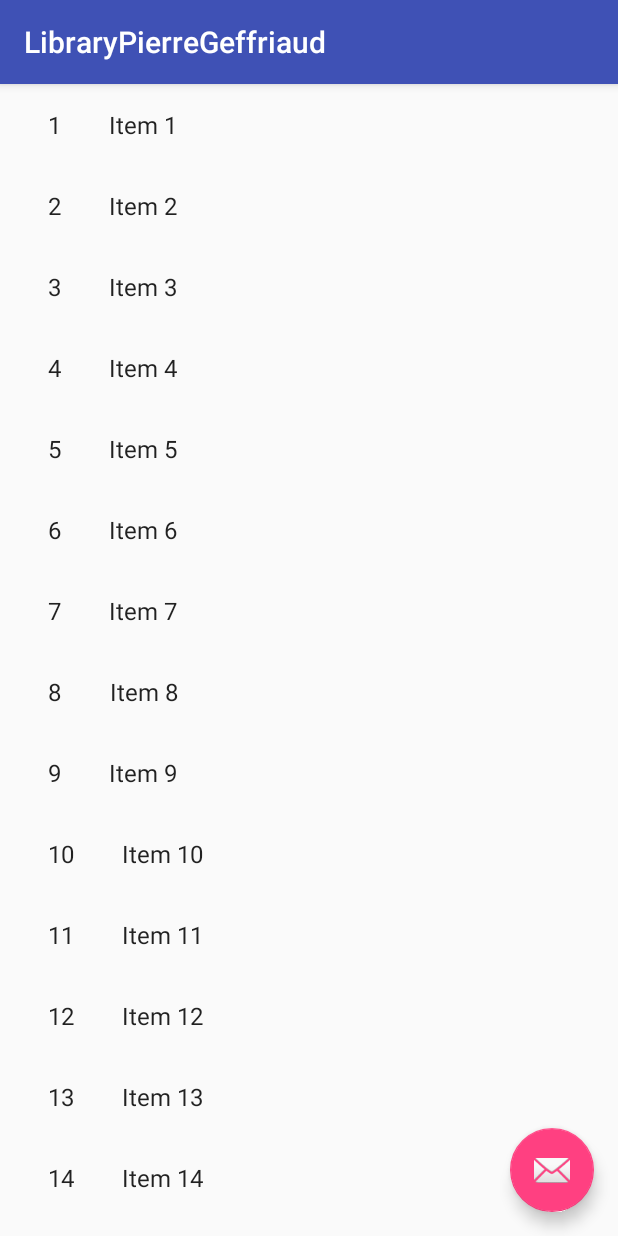
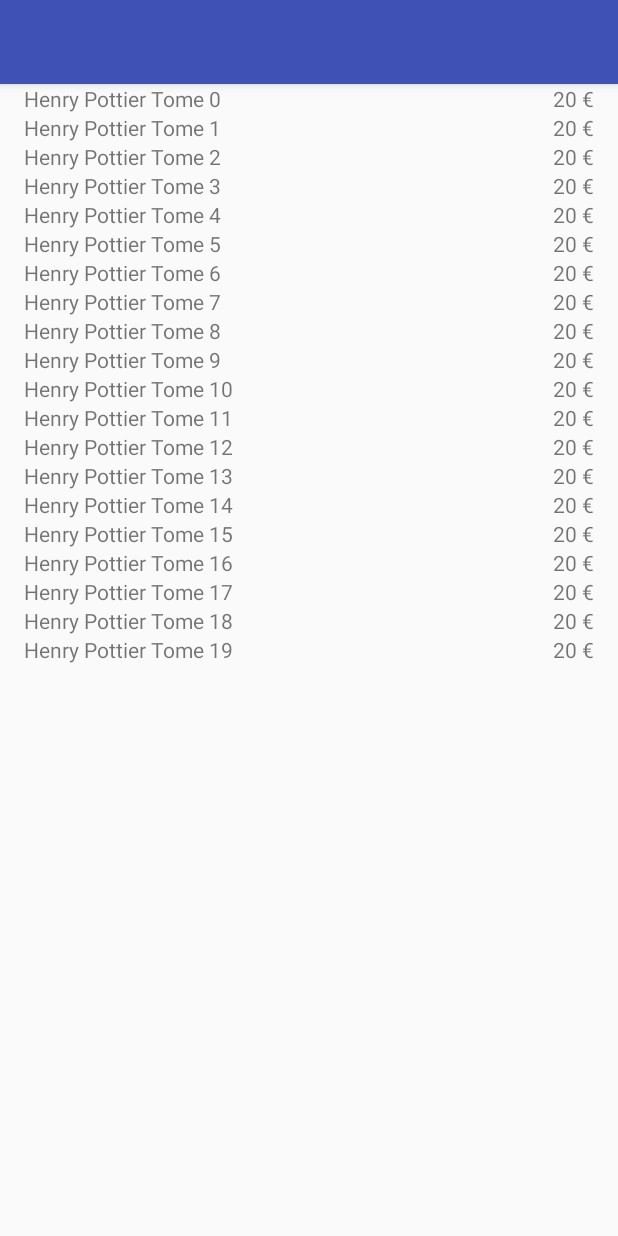
Before and after one commit to PGeffriaud/LibraryAndroid, an Android app: the screen it shows after launch (BookListActivity), on a phone screen of 412 x 824 dp. Run offline under Robolectric (Android 15) with nearby library versions, the phone set to English and light mode, and no system bars.

Commit message:
List some fake books

```diff
--- a/app/src/main/java/fr/pierreg/library/BookListActivity.java
+++ b/app/src/main/java/fr/pierreg/library/BookListActivity.java
@@ -7,135 +7,43 @@ import android.support.annotation.NonNull;
 import android.support.v7.app.AppCompatActivity;
 import android.support.v7.widget.RecyclerView;
 import android.support.v7.widget.Toolbar;
-import android.support.design.widget.FloatingActionButton;
-import android.support.design.widget.Snackbar;
 import android.view.LayoutInflater;
 import android.view.View;
 import android.view.ViewGroup;
 import android.widget.TextView;
 
 
+import fr.pierreg.library.adapter.RecyclerViewAdapter;
 import fr.pierreg.library.dummy.DummyContent;
+import fr.pierreg.library.model.Book;
 
+import java.util.ArrayList;
 import java.util.List;
 
-/**
- * An activity representing a list of Books. This activity
- * has different presentations for handset and tablet-size devices. On
- * handsets, the activity presents a list of items, which when touched,
- * lead to a {@link BookDetailActivity} representing
- * item details. On tablets, the activity presents the list of items and
- * item details side-by-side using two vertical panes.
- */
 public class BookListActivity extends AppCompatActivity {
 
-    /**
-     * Whether or not the activity is in two-pane mode, i.e. running on a tablet
-     * device.
-     */
-    private boolean mTwoPane;
+    private boolean isLandscapeMode;
 
     @Override
     protected void onCreate(Bundle savedInstanceState) {
         super.onCreate(savedInstanceState);
         setContentView(R.layout.activity_book_list);
 
-        Toolbar toolbar = (Toolbar) findViewById(R.id.toolbar);
-        setSupportActionBar(toolbar);
-        toolbar.setTitle(getTitle());
-
-        FloatingActionButton fab = (FloatingActionButton) findViewById(R.id.fab);
-        fab.setOnClickListener(new View.OnClickListener() {
-            @Override
-            public void onClick(View view) {
-                Snackbar.make(view, "Replace with your own action", Snackbar.LENGTH_LONG)
-                        .setAction("Action", null).show();
-            }
-        });
-
-        View recyclerView = findViewById(R.id.book_list);
-        assert recyclerView != null;
-        setupRecyclerView((RecyclerView) recyclerView);
+        RecyclerView recyclerView = (RecyclerView) findViewById(R.id.book_list);
 
         if (findViewById(R.id.book_detail_container) != null) {
-            // The detail container view will be present only in the
-            // large-screen layouts (res/values-w900dp).
-            // If this view is present, then the
-            // activity should be in two-pane mode.
-            mTwoPane = true;
+            isLandscapeMode = true;
         }
+        recyclerView.setAdapter(new RecyclerViewAdapter(getBooks(), isLandscapeMode));
     }
 
-    private void setupRecyclerView(@NonNull RecyclerView recyclerView) {
-        recyclerView.setAdapter(new SimpleItemRecyclerViewAdapter(DummyContent.ITEMS));
+    // TO REMOVE
+    List<Book> getBooks() {
+        ArrayList<Book> books = new ArrayList<>();
+        for(int i=0; i<20; i++) {
+            books.add(new Book("Henry Pottier Tome "+i, "20 €"));
+        }
+        return books;
     }
 
-    public class SimpleItemRecyclerViewAdapter
-            extends RecyclerView.Adapter<SimpleItemRecyclerViewAdapter.ViewHolder> {
-
-        private final List<DummyContent.DummyItem> mValues;
-
-        public SimpleItemRecyclerViewAdapter(List<DummyContent.DummyItem> items) {
-            mValues = items;
-        }
-
-        @Override
-        public ViewHolder onCreateViewHolder(ViewGroup parent, int viewType) {
-            View view = LayoutInflater.from(parent.getContext())
-                    .inflate(R.layout.book_list_content, parent, false);
-            return new ViewHolder(view);
-        }
-
-        @Override
-        public void onBindViewHolder(final ViewHolder holder, int position) {
-            holder.mItem = mValues.get(position);
-            holder.mIdView.setText(mValues.get(position).id);
-            holder.mContentView.setText(mValues.get(position).content);
-
-            holder.mView.setOnClickListener(new View.OnClickListener() {
-                @Override
-                public void onClick(View v) {
-                    if (mTwoPane) {
-                        Bundle arguments = new Bundle();
-                        arguments.putString(BookDetailFragment.ARG_ITEM_ID, holder.mItem.id);
-                        BookDetailFragment fragment = new BookDetailFragment();
-                        fragment.setArguments(arguments);
-                        getSupportFragmentManager().beginTransaction()
-                                .replace(R.id.book_detail_container, fragment)
-                                .commit();
-                    } else {
-                        Context context = v.getContext();
-                        Intent intent = new Intent(context, BookDetailActivity.class);
-                        intent.putExtra(BookDetailFragment.ARG_ITEM_ID, holder.mItem.id);
-
-                        context.startActivity(intent);
-                    }
-                }
-            });
-        }
-
-        @Override
-        public int getItemCount() {
-            return mValues.size();
-        }
-
-        public class ViewHolder extends RecyclerView.ViewHolder {
-            public final View mView;
-            public final TextView mIdView;
-            public final TextView mContentView;
-            public DummyContent.DummyItem mItem;
-
-            public ViewHolder(View view) {
-                super(view);
-                mView = view;
-                mIdView = (TextView) view.findViewById(R.id.id);
-                mContentView = (TextView) view.findViewById(R.id.content);
-            }
-
-            @Override
-            public String toString() {
-                return super.toString() + " '" + mContentView.getText() + "'";
-            }
-        }
-    }
 }
--- /dev/null
+++ b/app/src/main/java/fr/pierreg/library/adapter/RecyclerViewAdapter.java
@@ -0,0 +1,88 @@
+package fr.pierreg.library.adapter;
+
+import android.content.Context;
+import android.content.Intent;
+import android.os.Bundle;
+import android.support.v7.widget.RecyclerView;
+import android.view.LayoutInflater;
+import android.view.View;
+import android.view.ViewGroup;
+import android.widget.TextView;
+
+import java.util.List;
+
+import fr.pierreg.library.BookDetailActivity;
+import fr.pierreg.library.BookDetailFragment;
+import fr.pierreg.library.R;
+import fr.pierreg.library.model.Book;
+
+/**
+ * Created by PierreG on 23/02/17.
+ *
+ */
+public class RecyclerViewAdapter extends RecyclerView.Adapter<RecyclerViewAdapter.ViewHolder> {
+
+    private final List<Book> books;
+    private final Boolean isLandscapeMode;
+
+    public RecyclerViewAdapter(List<Book> items, boolean isLandscapeMode) {
+        this.books = items;
+        this.isLandscapeMode = isLandscapeMode;
+    }
+
+    @Override
+    public ViewHolder onCreateViewHolder(ViewGroup parent, int viewType) {
+        View view = LayoutInflater.from(parent.getContext()).inflate(R.layout.book_list_content, parent, false);
+        return new ViewHolder(view);
+    }
+
+    @Override
+    public void onBindViewHolder(final RecyclerViewAdapter.ViewHolder holder, int position) {
+        Book book = books.get(position);
+        holder.mItem = book;
+        holder.title.setText(book.getTitle());
+        holder.price.setText(book.getPrice());
+
+       /* holder.mView.setOnClickListener(new View.OnClickListener() {
+            @Override
+            public void onClick(View v) {
+                if (isLandscapeMode) {
+                    Bundle arguments = new Bundle();
+                    arguments.putString(BookDetailFragment.ARG_ITEM_ID, String.valueOf(holder.mItem.hashCode()));
+                    BookDetailFragment fragment = new BookDetailFragment();
+                    fragment.setArguments(arguments);
+                    getSupportFragmentManager().beginTransaction()
+                            .replace(R.id.book_detail_container, fragment)
+                            .commit();
+                } else {
+                    Context context = v.getContext();
+                    Intent intent = new Intent(context, BookDetailActivity.class);
+                    intent.putExtra(BookDetailFragment.ARG_ITEM_ID, holder.mItem.id);
+
+                    context.startActivity(intent);
+                }
+            }
+        });*/
+    }
+
+    @Override
+    public int getItemCount() {
+        return books.size();
+    }
+
+    public class ViewHolder extends RecyclerView.ViewHolder {
+
+        public final View mView;
+        public final TextView title;
+        public final TextView price;
+        public Book mItem;
+
+        public ViewHolder(View view) {
+            super(view);
+            mView = view;
+            title = (TextView) view.findViewById(R.id.nameTextView);
+            price = (TextView) view.findViewById(R.id.priceTextView);
+        }
+
+    }
+}
--- /dev/null
+++ b/app/src/main/java/fr/pierreg/library/model/Book.java
@@ -0,0 +1,81 @@
+package fr.pierreg.library.model;
+
+/**
+ * Created by PierreG on 23/02/17.
+ *
+ */
+
+public class Book {
+
+    private String isbn;
+    private String title;
+    private String price;
+    private String cover;
+
+    public Book(String title, String price) {
+        this.title = title;
+        this.price = price;
+    }
+
+    public String getIsbn() {
+        return isbn;
+    }
+
+    public void setIsbn(String isbn) {
+        this.isbn = isbn;
+    }
+
+    public String getTitle() {
+        return title;
+    }
+
+    public void setTitle(String title) {
+        this.title = title;
+    }
+
+    public String getPrice() {
+        return price;
+    }
+
+    public void setPrice(String price) {
+        this.price = price;
+    }
+
+    public String getCover() {
+        return cover;
+    }
+
+    public void setCover(String cover) {
+        this.cover = cover;
+    }
+
+    @Override
+    public boolean equals(Object o) {
+        if (this == o) return true;
+        if (o == null || getClass() != o.getClass()) return false;
+
+        Book book = (Book) o;
+
+        return isbn.equals(book.isbn);
+
+    }
+
+    @Override
+    public int hashCode() {
+        int result = isbn != null ? isbn.hashCode() : 0;
+        result = 31 * result + title.hashCode();
+        result = 31 * result + (price != null ? price.hashCode() : 0);
+        result = 31 * result + (cover != null ? cover.hashCode() : 0);
+        return result;
+    }
+
+    @Override
+    public String toString() {
+        return "Book{" +
+                "isbn='" + isbn + '\'' +
+                ", title='" + title + '\'' +
+                ", price='" + price + '\'' +
+                ", cover='" + cover + '\'' +
+                '}';
+    }
+}
--- a/app/src/main/res/layout/activity_book_list.xml
+++ b/app/src/main/res/layout/activity_book_list.xml
@@ -30,13 +30,4 @@
         <include layout="@layout/book_list" />
     </FrameLayout>
 
-    <android.support.design.widget.FloatingActionButton
-        android:id="@+id/fab"
-        android:layout_width="wrap_content"
-        android:layout_height="wrap_content"
-        android:layout_gravity="bottom|end"
-        android:layout_margin="@dimen/fab_margin"
-        app:srcCompat="@android:drawable/ic_dialog_email" />
-
-
 </android.support.design.widget.CoordinatorLayout>
--- a/app/src/main/res/layout/book_list_content.xml
+++ b/app/src/main/res/layout/book_list_content.xml
@@ -1,20 +1,23 @@
 <?xml version="1.0" encoding="utf-8"?>
-<LinearLayout xmlns:android="http://schemas.android.com/apk/res/android"
-    android:layout_width="wrap_content"
+<LinearLayout
+    xmlns:android="http://schemas.android.com/apk/res/android"
+    xmlns:tools="http://schemas.android.com/tools"
+    android:layout_width="match_parent"
     android:layout_height="wrap_content"
     android:orientation="horizontal">
 
     <TextView
-        android:id="@+id/id"
+        android:id="@+id/nameTextView"
+        android:layout_width="0dp"
+        android:layout_height="wrap_content"
+        android:layout_weight="1"
+        tools:text="Garry Potier Tome 1"
+        android:layout_gravity="center" />
+
+    <TextView
+        android:id="@+id/priceTextView"
         android:layout_width="wrap_content"
         android:layout_height="wrap_content"
-        android:layout_margin="@dimen/text_margin"
-        android:textAppearance="?attr/textAppearanceListItem" />
-
-    <TextView
-        android:id="@+id/content"
-        android:layout_width="wrap_content"
-        android:layout_height="wrap_content"
-        android:layout_margin="@dimen/text_margin"
-        android:textAppearance="?attr/textAppearanceListItem" />
+        android:layout_gravity="center"
+        tools:text="15€"/>
 </LinearLayout>
```
Also changed, not shown: app/src/main/java/fr/pierreg/library/BookDetailActivity.java (+0 -15 lines), app/src/main/java/fr/pierreg/library/BookDetailFragment.java (+6 -11 lines), app/src/main/res/layout/activity_book_detail.xml (+0 -10 lines), app/src/main/res/layout-land/book_list.xml (renamed from app/src/main/res/layout-w900dp/book_list.xml).
